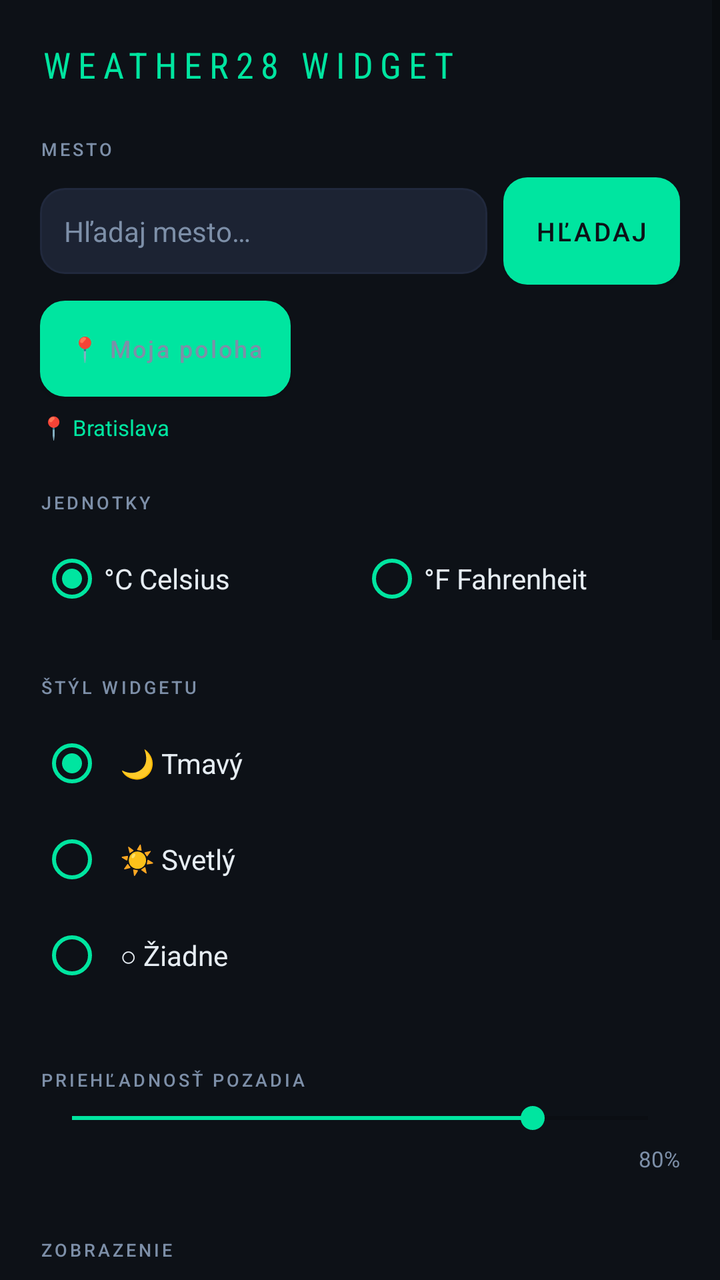
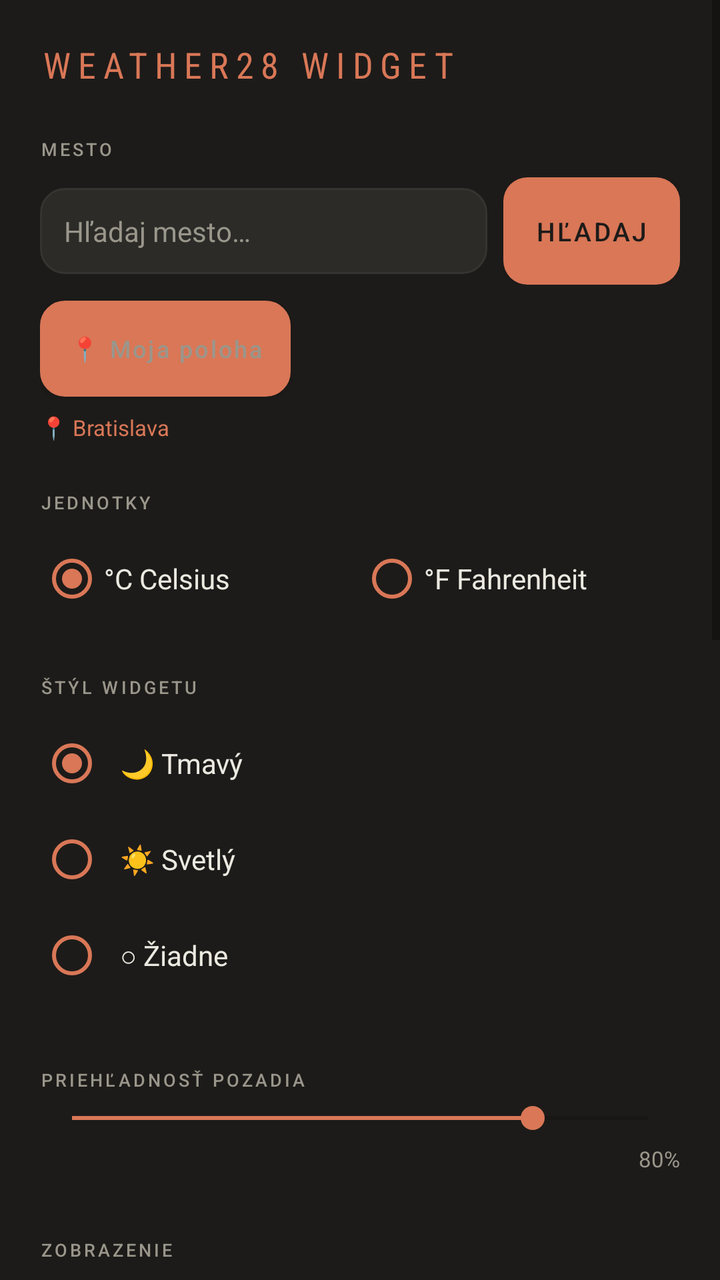

Before-and-after screenshots of an Android layout around one commit, followed by the original layout XML and the change that was made.
<!-- AndroidManifest.xml: activity theme Theme.Weather28.Config -->
<!-- res/layout/activity_widget_config.xml -->
<?xml version="1.0" encoding="utf-8"?>
<ScrollView xmlns:android="http://schemas.android.com/apk/res/android"
    android:layout_width="match_parent"
    android:layout_height="match_parent"
    android:background="#0d1117"
    android:fillViewport="true">

    <LinearLayout
        android:layout_width="match_parent"
        android:layout_height="wrap_content"
        android:orientation="vertical"
        android:padding="20dp">

        <TextView
            android:layout_width="match_parent"
            android:layout_height="wrap_content"
            android:text="WEATHER28 WIDGET"
            android:textColor="#00e5a0"
            android:textSize="18sp"
            android:fontFamily="sans-serif-condensed"
            android:textAllCaps="true"
            android:letterSpacing="0.2"
            android:layout_marginBottom="24dp"/>

        
        <TextView
            android:layout_width="match_parent"
            android:layout_height="wrap_content"
            android:text="@string/cfg_city"
            android:textColor="#7d8fa8"
            android:textSize="9sp"
            android:textAllCaps="true"
            android:letterSpacing="0.15"
            android:fontFamily="sans-serif-medium"
            android:layout_marginBottom="8dp"/>

        <LinearLayout
            android:layout_width="match_parent"
            android:layout_height="wrap_content"
            android:orientation="horizontal"
            android:gravity="center_vertical">

            <EditText
                android:id="@+id/et_city"
                android:layout_width="0dp"
                android:layout_height="wrap_content"
                android:layout_weight="1"
                android:hint="@string/cfg_search_hint"
                android:textColor="#e6edf3"
                android:textColorHint="#7d8fa8"
                android:background="@drawable/config_input_bg"
                android:padding="12dp"
                android:textSize="14sp"
                android:inputType="text"
                android:imeOptions="actionSearch"
                android:singleLine="true"
                android:layout_marginEnd="8dp"/>

            <Button
                android:id="@+id/btn_search"
                android:layout_width="wrap_content"
                android:layout_height="wrap_content"
                android:text="@string/cfg_search"
                android:background="@drawable/config_btn_bg"
                android:textColor="#0d1117"
                android:fontFamily="sans-serif-medium"
                android:textSize="13sp"
                android:paddingStart="16dp"
                android:paddingEnd="16dp"
                android:paddingTop="12dp"
                android:paddingBottom="12dp"/>
        </LinearLayout>

        <ProgressBar
            android:id="@+id/progress_search"
            android:layout_width="wrap_content"
            android:layout_height="wrap_content"
            android:layout_gravity="center_horizontal"
            android:layout_marginTop="8dp"
            android:visibility="gone"
            android:indeterminateTint="#00e5a0"/>

        
        <Button
            android:id="@+id/btn_gps"
            android:layout_width="wrap_content"
            android:layout_height="wrap_content"
            android:text="@string/cfg_my_location"
            android:background="@drawable/config_input_bg"
            android:textColor="#7d8fa8"
            android:fontFamily="sans-serif-medium"
            android:textSize="12sp"
            android:paddingStart="14dp"
            android:paddingEnd="14dp"
            android:paddingTop="9dp"
            android:paddingBottom="9dp"
            android:layout_marginTop="8dp"
            android:textAllCaps="false"/>

        <TextView
            android:id="@+id/tv_search_result"
            android:layout_width="match_parent"
            android:layout_height="wrap_content"
            android:text="📍 Bratislava"
            android:textColor="#00e5a0"
            android:textSize="11sp"
            android:layout_marginTop="8dp"
            android:layout_marginBottom="24dp"/>

        
        <TextView
            android:layout_width="match_parent"
            android:layout_height="wrap_content"
            android:text="@string/cfg_units"
            android:textColor="#7d8fa8"
            android:textSize="9sp"
            android:textAllCaps="true"
            android:letterSpacing="0.15"
            android:fontFamily="sans-serif-medium"
            android:layout_marginBottom="8dp"/>

        <RadioGroup
            android:id="@+id/rg_unit"
            android:layout_width="match_parent"
            android:layout_height="wrap_content"
            android:orientation="horizontal"
            android:layout_marginBottom="24dp">

            <RadioButton
                android:id="@+id/rb_celsius"
                android:layout_width="0dp"
                android:layout_height="wrap_content"
                android:layout_weight="1"
                android:text="°C Celsius"
                android:textColor="#e6edf3"
                android:buttonTint="#00e5a0"
                android:checked="true"/>

            <RadioButton
                android:id="@+id/rb_fahrenheit"
                android:layout_width="0dp"
                android:layout_height="wrap_content"
                android:layout_weight="1"
                android:text="°F Fahrenheit"
                android:textColor="#e6edf3"
                android:buttonTint="#00e5a0"/>
        </RadioGroup>

        
        <TextView
            android:layout_width="match_parent"
            android:layout_height="wrap_content"
            android:text="@string/cfg_style"
            android:textColor="#7d8fa8"
            android:textSize="9sp"
            android:textAllCaps="true"
            android:letterSpacing="0.15"
            android:fontFamily="sans-serif-medium"
            android:layout_marginBottom="8dp"/>

        <RadioGroup
            android:id="@+id/rg_style"
            android:layout_width="match_parent"
            android:layout_height="wrap_content"
            android:orientation="vertical"
            android:layout_marginBottom="32dp">

            <RadioButton
                android:id="@+id/rb_dark"
                android:layout_width="match_parent"
                android:layout_height="wrap_content"
                android:text="@string/cfg_style_dark"
                android:textColor="#e6edf3"
                android:textSize="14sp"
                android:buttonTint="#00e5a0"
                android:padding="8dp"
                android:checked="true"/>

            <RadioButton
                android:id="@+id/rb_light"
                android:layout_width="match_parent"
                android:layout_height="wrap_content"
                android:text="@string/cfg_style_light"
                android:textColor="#e6edf3"
                android:textSize="14sp"
                android:buttonTint="#00e5a0"
                android:padding="8dp"/>

            <RadioButton
                android:id="@+id/rb_transparent"
                android:layout_width="match_parent"
                android:layout_height="wrap_content"
                android:text="@string/cfg_style_none"
                android:textColor="#e6edf3"
                android:textSize="14sp"
                android:buttonTint="#00e5a0"
                android:padding="8dp"/>
        </RadioGroup>

        
        <TextView
            android:id="@+id/tv_opacity_label"
            android:layout_width="match_parent"
            android:layout_height="wrap_content"
            android:text="@string/cfg_opacity"
            android:textColor="#7d8fa8"
            android:textSize="9sp"
            android:textAllCaps="true"
            android:letterSpacing="0.15"
            android:fontFamily="sans-serif-medium"
            android:layout_marginBottom="4dp"/>

        <SeekBar
            android:id="@+id/sb_opacity"
            android:layout_width="match_parent"
            android:layout_height="wrap_content"
            android:max="5"
            android:progress="4"
            android:progressTint="#00e5a0"
            android:thumbTint="#00e5a0"
            android:layout_marginBottom="4dp"/>

        <TextView
            android:id="@+id/tv_opacity_val"
            android:layout_width="match_parent"
            android:layout_height="wrap_content"
            android:text="80%"
            android:textColor="#7d8fa8"
            android:textSize="11sp"
            android:gravity="end"
            android:layout_marginBottom="24dp"/>

        
        <TextView
            android:id="@+id/tv_glass_label"
            android:layout_width="match_parent"
            android:layout_height="wrap_content"
            android:text="@string/cfg_glass"
            android:textColor="#7d8fa8"
            android:textSize="9sp"
            android:textAllCaps="true"
            android:letterSpacing="0.15"
            android:fontFamily="sans-serif-medium"
            android:layout_marginBottom="4dp"
            android:visibility="gone"/>

        <SeekBar
            android:id="@+id/sb_glass"
            android:layout_width="match_parent"
            android:layout_height="wrap_content"
            android:max="5"
            android:progress="1"
            android:progressTint="#00e5a0"
            android:thumbTint="#00e5a0"
            android:layout_marginBottom="4dp"
            android:visibility="gone"/>

        <TextView
            android:id="@+id/tv_glass_val"
            android:layout_width="match_parent"
            android:layout_height="wrap_content"
            android:text="20%"
            android:textColor="#7d8fa8"
            android:textSize="11sp"
            android:gravity="end"
            android:layout_marginBottom="24dp"
            android:visibility="gone"/>




        
        <TextView
            android:layout_width="match_parent"
            android:layout_height="wrap_content"
            android:text="@string/cfg_display"
            android:textColor="#7d8fa8"
            android:textSize="9sp"
            android:textAllCaps="true"
            android:letterSpacing="0.15"
            android:fontFamily="sans-serif-medium"
            android:layout_marginBottom="8dp"
            android:layout_marginTop="8dp"/>

        <RadioGroup
            android:id="@+id/rg_mode"
            android:layout_width="match_parent"
            android:layout_height="wrap_content"
            android:orientation="horizontal"
            android:layout_marginBottom="24dp">

            <RadioButton
                android:id="@+id/rb_mode_duo"
                android:layout_width="0dp"
                android:layout_height="wrap_content"
                android:layout_weight="1"
                android:text="@string/cfg_mode_duo"
                android:textColor="#e6edf3"
                android:buttonTint="#00e5a0"
                android:checked="true"/>

            <RadioButton
                android:id="@+id/rb_mode_single"
                android:layout_width="0dp"
                android:layout_height="wrap_content"
                android:layout_weight="1"
                android:text="@string/cfg_mode_single"
                android:textColor="#e6edf3"
                android:buttonTint="#00e5a0"/>
        </RadioGroup>

        
        <CheckBox
            android:id="@+id/cb_show_text"
            android:layout_width="match_parent"
            android:layout_height="wrap_content"
            android:text="@string/cfg_show_text"
            android:textColor="#e6edf3"
            android:textSize="14sp"
            android:buttonTint="#00e5a0"
            android:checked="true"
            android:layout_marginBottom="12dp"/>

        <TextView
            android:id="@+id/tv_font_label"
            android:layout_width="match_parent"
            android:layout_height="wrap_content"
            android:text="@string/cfg_text_font"
            android:textColor="#7d8fa8"
            android:textSize="9sp"
            android:textAllCaps="true"
            android:letterSpacing="0.15"
            android:fontFamily="sans-serif-medium"
            android:layout_marginBottom="8dp"/>

        <RadioGroup
            android:id="@+id/rg_font"
            android:layout_width="match_parent"
            android:layout_height="wrap_content"
            android:orientation="vertical"
            android:layout_marginBottom="24dp">

            <RadioButton
                android:id="@+id/rb_font_default"
                android:layout_width="match_parent"
                android:layout_height="wrap_content"
                android:text="@string/cfg_font_default"
                android:textColor="#e6edf3"
                android:buttonTint="#00e5a0"
                android:checked="true"/>

            <RadioButton
                android:id="@+id/rb_font_inter"
                android:layout_width="match_parent"
                android:layout_height="wrap_content"
                android:text="Inter"
                android:textColor="#e6edf3"
                android:buttonTint="#00e5a0"/>

            <RadioButton
                android:id="@+id/rb_font_bebas"
                android:layout_width="match_parent"
                android:layout_height="wrap_content"
                android:text="Bebas Neue"
                android:textColor="#e6edf3"
                android:buttonTint="#00e5a0"/>

            <RadioButton
                android:id="@+id/rb_font_condensed"
                android:layout_width="match_parent"
                android:layout_height="wrap_content"
                android:text="Condensed"
                android:textColor="#e6edf3"
                android:buttonTint="#00e5a0"/>

            <RadioButton
                android:id="@+id/rb_font_serif"
                android:layout_width="match_parent"
                android:layout_height="wrap_content"
                android:text="Serif"
                android:textColor="#e6edf3"
                android:buttonTint="#00e5a0"/>

            <RadioButton
                android:id="@+id/rb_font_mono"
                android:layout_width="match_parent"
                android:layout_height="wrap_content"
                android:text="Mono"
                android:textColor="#e6edf3"
                android:buttonTint="#00e5a0"/>
        </RadioGroup>

        
        <TextView
            android:layout_width="match_parent"
            android:layout_height="wrap_content"
            android:text="@string/cfg_interval"
            android:textColor="#7d8fa8"
            android:textSize="9sp"
            android:textAllCaps="true"
            android:letterSpacing="0.15"
            android:fontFamily="sans-serif-medium"
            android:layout_marginBottom="8dp"
            android:layout_marginTop="8dp"/>

        <RadioGroup
            android:id="@+id/rg_interval"
            android:layout_width="match_parent"
            android:layout_height="wrap_content"
            android:orientation="horizontal"
            android:layout_marginBottom="24dp">

            <RadioButton
                android:id="@+id/rb_15min"
                android:layout_width="0dp"
                android:layout_height="wrap_content"
                android:layout_weight="1"
                android:text="15 min"
                android:textColor="#e6edf3"
                android:buttonTint="#00e5a0"/>

            <RadioButton
                android:id="@+id/rb_30min"
                android:layout_width="0dp"
                android:layout_height="wrap_content"
                android:layout_weight="1"
                android:text="30 min"
                android:textColor="#e6edf3"
                android:buttonTint="#00e5a0"
                android:checked="true"/>

            <RadioButton
                android:id="@+id/rb_60min"
                android:layout_width="0dp"
                android:layout_height="wrap_content"
                android:layout_weight="1"
                android:text="60 min"
                android:textColor="#e6edf3"
                android:buttonTint="#00e5a0"/>
        </RadioGroup>

        
        <Button
            android:id="@+id/btn_save"
            android:layout_width="match_parent"
            android:layout_height="56dp"
            android:text="@string/cfg_add"
            android:background="@drawable/config_btn_bg"
            android:textColor="#0d1117"
            android:fontFamily="sans-serif-medium"
            android:textSize="15sp"
            android:textAllCaps="false"/>

    </LinearLayout>
</ScrollView>
<!-- resources referenced by this layout -->
<resources>
  <!-- drawable config_btn_bg (drawable) -->
  <?xml version="1.0" encoding="utf-8"?>
  <shape xmlns:android="http://schemas.android.com/apk/res/android" android:shape="rectangle">
      <gradient android:startColor="#00e5a0" android:endColor="#4d9fff" android:angle="135"/>
      <corners android:radius="12dp"/>
  </shape>
  <!-- drawable config_input_bg (drawable) -->
  <?xml version="1.0" encoding="utf-8"?>
  <shape xmlns:android="http://schemas.android.com/apk/res/android" android:shape="rectangle">
      <solid android:color="#1c2333"/>
      <corners android:radius="12dp"/>
      <stroke android:width="1dp" android:color="#21293d"/>
  </shape>
  <string name="cfg_add">Pridať widget</string>
  <string name="cfg_city">MESTO</string>
  <string name="cfg_display">ZOBRAZENIE</string>
  <string name="cfg_font_default">Pôvodné (Bebas + Inter)</string>
  <string name="cfg_glass">INTENZITA LIQUID GLASS</string>
  <string name="cfg_interval">INTERVAL OBNOVY</string>
  <string name="cfg_mode_duo">Dnes + Zajtra</string>
  <string name="cfg_mode_single">Len Dnes</string>
  <string name="cfg_my_location">📍 Moja poloha</string>
  <string name="cfg_opacity">PRIEHĽADNOSŤ POZADIA</string>
  <string name="cfg_search">Hľadaj</string>
  <string name="cfg_search_hint">Hľadaj mesto…</string>
  <string name="cfg_show_text">Textová predpoveď (dážď)</string>
  <string name="cfg_style">ŠTÝL WIDGETU</string>
  <string name="cfg_style_dark">🌙  Tmavý</string>
  <string name="cfg_style_light">☀️  Svetlý</string>
  <string name="cfg_style_none">○  Žiadne</string>
  <string name="cfg_text_font">PÍSMO WIDGETU</string>
  <string name="cfg_units">JEDNOTKY</string>
  <style name="Theme.Weather28.Config" parent="Theme.MaterialComponents.DayNight.NoActionBar">
          <item name="colorPrimary">#00e5a0</item>
          <item name="android:windowBackground">#0d1117</item>
          <item name="android:statusBarColor">#0d1117</item>
          <item name="android:navigationBarColor">#0d1117</item>
      </style>
</resources>

<!-- the commit's change to res/layout/activity_widget_config.xml (unified diff, before → after) -->
@@ -2,7 +2,7 @@
 <ScrollView xmlns:android="http://schemas.android.com/apk/res/android"
     android:layout_width="match_parent"
     android:layout_height="match_parent"
-    android:background="#0d1117"
+    android:background="#1d1b19"
     android:fillViewport="true">
 
     <LinearLayout
@@ -15,7 +15,7 @@
             android:layout_width="match_parent"
             android:layout_height="wrap_content"
             android:text="WEATHER28 WIDGET"
-            android:textColor="#00e5a0"
+            android:textColor="#d97757"
             android:textSize="18sp"
             android:fontFamily="sans-serif-condensed"
             android:textAllCaps="true"
@@ -27,7 +27,7 @@
             android:layout_width="match_parent"
             android:layout_height="wrap_content"
             android:text="@string/cfg_city"
-            android:textColor="#7d8fa8"
+            android:textColor="#9a968b"
             android:textSize="9sp"
             android:textAllCaps="true"
             android:letterSpacing="0.15"
@@ -46,8 +46,8 @@
                 android:layout_height="wrap_content"
                 android:layout_weight="1"
                 android:hint="@string/cfg_search_hint"
-                android:textColor="#e6edf3"
-                android:textColorHint="#7d8fa8"
+                android:textColor="#ece9e1"
+                android:textColorHint="#9a968b"
                 android:background="@drawable/config_input_bg"
                 android:padding="12dp"
                 android:textSize="14sp"
@@ -62,7 +62,7 @@
                 android:layout_height="wrap_content"
                 android:text="@string/cfg_search"
                 android:background="@drawable/config_btn_bg"
-                android:textColor="#0d1117"
+                android:textColor="#1d1b19"
                 android:fontFamily="sans-serif-medium"
                 android:textSize="13sp"
                 android:paddingStart="16dp"
@@ -78,7 +78,7 @@
             android:layout_gravity="center_horizontal"
             android:layout_marginTop="8dp"
             android:visibility="gone"
-            android:indeterminateTint="#00e5a0"/>
+            android:indeterminateTint="#d97757"/>
 
         
         <Button
@@ -87,7 +87,7 @@
             android:layout_height="wrap_content"
             android:text="@string/cfg_my_location"
             android:background="@drawable/config_input_bg"
-            android:textColor="#7d8fa8"
+            android:textColor="#9a968b"
             android:fontFamily="sans-serif-medium"
             android:textSize="12sp"
             android:paddingStart="14dp"
@@ -102,7 +102,7 @@
             android:layout_width="match_parent"
             android:layout_height="wrap_content"
             android:text="📍 Bratislava"
-            android:textColor="#00e5a0"
+            android:textColor="#d97757"
             android:textSize="11sp"
             android:layout_marginTop="8dp"
             android:layout_marginBottom="24dp"/>
@@ -112,7 +112,7 @@
             android:layout_width="match_parent"
             android:layout_height="wrap_content"
             android:text="@string/cfg_units"
-            android:textColor="#7d8fa8"
+            android:textColor="#9a968b"
             android:textSize="9sp"
             android:textAllCaps="true"
             android:letterSpacing="0.15"
@@ -132,8 +132,8 @@
                 android:layout_height="wrap_content"
                 android:layout_weight="1"
                 android:text="°C Celsius"
-                android:textColor="#e6edf3"
-                android:buttonTint="#00e5a0"
+                android:textColor="#ece9e1"
+                android:buttonTint="#d97757"
                 android:checked="true"/>
 
             <RadioButton
@@ -142,8 +142,8 @@
                 android:layout_height="wrap_content"
                 android:layout_weight="1"
                 android:text="°F Fahrenheit"
-                android:textColor="#e6edf3"
-                android:buttonTint="#00e5a0"/>
+                android:textColor="#ece9e1"
+                android:buttonTint="#d97757"/>
         </RadioGroup>
 
         
@@ -151,7 +151,7 @@
             android:layout_width="match_parent"
             android:layout_height="wrap_content"
             android:text="@string/cfg_style"
-            android:textColor="#7d8fa8"
+            android:textColor="#9a968b"
             android:textSize="9sp"
             android:textAllCaps="true"
             android:letterSpacing="0.15"
@@ -170,9 +170,9 @@
                 android:layout_width="match_parent"
                 android:layout_height="wrap_content"
                 android:text="@string/cfg_style_dark"
-                android:textColor="#e6edf3"
+                android:textColor="#ece9e1"
                 android:textSize="14sp"
-                android:buttonTint="#00e5a0"
+                android:buttonTint="#d97757"
                 android:padding="8dp"
                 android:checked="true"/>
 
@@ -181,9 +181,9 @@
                 android:layout_width="match_parent"
                 android:layout_height="wrap_content"
                 android:text="@string/cfg_style_light"
-                android:textColor="#e6edf3"
+                android:textColor="#ece9e1"
                 android:textSize="14sp"
-                android:buttonTint="#00e5a0"
+                android:buttonTint="#d97757"
                 android:padding="8dp"/>
 
             <RadioButton
@@ -191,9 +191,9 @@
                 android:layout_width="match_parent"
                 android:layout_height="wrap_content"
                 android:text="@string/cfg_style_none"
-                android:textColor="#e6edf3"
+                android:textColor="#ece9e1"
                 android:textSize="14sp"
-                android:buttonTint="#00e5a0"
+                android:buttonTint="#d97757"
                 android:padding="8dp"/>
         </RadioGroup>
 
@@ -203,7 +203,7 @@
             android:layout_width="match_parent"
             android:layout_height="wrap_content"
             android:text="@string/cfg_opacity"
-            android:textColor="#7d8fa8"
+            android:textColor="#9a968b"
             android:textSize="9sp"
             android:textAllCaps="true"
             android:letterSpacing="0.15"
@@ -216,8 +216,8 @@
             android:layout_height="wrap_content"
             android:max="5"
             android:progress="4"
-            android:progressTint="#00e5a0"
-            android:thumbTint="#00e5a0"
+            android:progressTint="#d97757"
+            android:thumbTint="#d97757"
             android:layout_marginBottom="4dp"/>
 
         <TextView
@@ -225,7 +225,7 @@
             android:layout_width="match_parent"
             android:layout_height="wrap_content"
             android:text="80%"
-            android:textColor="#7d8fa8"
+            android:textColor="#9a968b"
             android:textSize="11sp"
             android:gravity="end"
             android:layout_marginBottom="24dp"/>
@@ -236,7 +236,7 @@
             android:layout_width="match_parent"
             android:layout_height="wrap_content"
             android:text="@string/cfg_glass"
-            android:textColor="#7d8fa8"
+            android:textColor="#9a968b"
             android:textSize="9sp"
             android:textAllCaps="true"
             android:letterSpacing="0.15"
@@ -250,8 +250,8 @@
             android:layout_height="wrap_content"
             android:max="5"
             android:progress="1"
-            android:progressTint="#00e5a0"
-            android:thumbTint="#00e5a0"
+            android:progressTint="#d97757"
+            android:thumbTint="#d97757"
             android:layout_marginBottom="4dp"
             android:visibility="gone"/>
 
@@ -260,7 +260,7 @@
             android:layout_width="match_parent"
             android:layout_height="wrap_content"
             android:text="20%"
-            android:textColor="#7d8fa8"
+            android:textColor="#9a968b"
             android:textSize="11sp"
             android:gravity="end"
             android:layout_marginBottom="24dp"
@@ -274,7 +274,7 @@
             android:layout_width="match_parent"
             android:layout_height="wrap_content"
             android:text="@string/cfg_display"
-            android:textColor="#7d8fa8"
+            android:textColor="#9a968b"
             android:textSize="9sp"
             android:textAllCaps="true"
             android:letterSpacing="0.15"
@@ -295,8 +295,8 @@
                 android:layout_height="wrap_content"
                 android:layout_weight="1"
                 android:text="@string/cfg_mode_duo"
-                android:textColor="#e6edf3"
-                android:buttonTint="#00e5a0"
+                android:textColor="#ece9e1"
+                android:buttonTint="#d97757"
                 android:checked="true"/>
 
             <RadioButton
@@ -305,8 +305,8 @@
                 android:layout_height="wrap_content"
                 android:layout_weight="1"
                 android:text="@string/cfg_mode_single"
-                android:textColor="#e6edf3"
-                android:buttonTint="#00e5a0"/>
+                android:textColor="#ece9e1"
+                android:buttonTint="#d97757"/>
         </RadioGroup>
 
         
@@ -315,9 +315,9 @@
             android:layout_width="match_parent"
             android:layout_height="wrap_content"
             android:text="@string/cfg_show_text"
-            android:textColor="#e6edf3"
+            android:textColor="#ece9e1"
             android:textSize="14sp"
-            android:buttonTint="#00e5a0"
+            android:buttonTint="#d97757"
             android:checked="true"
             android:layout_marginBottom="12dp"/>
 
@@ -326,7 +326,7 @@
             android:layout_width="match_parent"
             android:layout_height="wrap_content"
             android:text="@string/cfg_text_font"
-            android:textColor="#7d8fa8"
+            android:textColor="#9a968b"
             android:textSize="9sp"
             android:textAllCaps="true"
             android:letterSpacing="0.15"
@@ -345,8 +345,8 @@
                 android:layout_width="match_parent"
                 android:layout_height="wrap_content"
                 android:text="@string/cfg_font_default"
-                android:textColor="#e6edf3"
-                android:buttonTint="#00e5a0"
+                android:textColor="#ece9e1"
+                android:buttonTint="#d97757"
                 android:checked="true"/>
 
             <RadioButton
@@ -354,40 +354,40 @@
                 android:layout_width="match_parent"
                 android:layout_height="wrap_content"
                 android:text="Inter"
-                android:textColor="#e6edf3"
-                android:buttonTint="#00e5a0"/>
+                android:textColor="#ece9e1"
+                android:buttonTint="#d97757"/>
 
             <RadioButton
                 android:id="@+id/rb_font_bebas"
                 android:layout_width="match_parent"
                 android:layout_height="wrap_content"
                 android:text="Bebas Neue"
-                android:textColor="#e6edf3"
-                android:buttonTint="#00e5a0"/>
+                android:textColor="#ece9e1"
+                android:buttonTint="#d97757"/>
 
             <RadioButton
                 android:id="@+id/rb_font_condensed"
                 android:layout_width="match_parent"
                 android:layout_height="wrap_content"
                 android:text="Condensed"
-                android:textColor="#e6edf3"
-                android:buttonTint="#00e5a0"/>
+                android:textColor="#ece9e1"
+                android:buttonTint="#d97757"/>
 
             <RadioButton
                 android:id="@+id/rb_font_serif"
                 android:layout_width="match_parent"
                 android:layout_height="wrap_content"
                 android:text="Serif"
-                android:textColor="#e6edf3"
-                android:buttonTint="#00e5a0"/>
+                android:textColor="#ece9e1"
+                android:buttonTint="#d97757"/>
 
             <RadioButton
                 android:id="@+id/rb_font_mono"
                 android:layout_width="match_parent"
                 android:layout_height="wrap_content"
                 android:text="Mono"
-                android:textColor="#e6edf3"
-                android:buttonTint="#00e5a0"/>
+                android:textColor="#ece9e1"
+                android:buttonTint="#d97757"/>
         </RadioGroup>
 
         
@@ -395,7 +395,7 @@
             android:layout_width="match_parent"
             android:layout_height="wrap_content"
             android:text="@string/cfg_interval"
-            android:textColor="#7d8fa8"
+            android:textColor="#9a968b"
             android:textSize="9sp"
             android:textAllCaps="true"
             android:letterSpacing="0.15"
@@ -416,8 +416,8 @@
                 android:layout_height="wrap_content"
                 android:layout_weight="1"
                 android:text="15 min"
-                android:textColor="#e6edf3"
-                android:buttonTint="#00e5a0"/>
+                android:textColor="#ece9e1"
+                android:buttonTint="#d97757"/>
 
             <RadioButton
                 android:id="@+id/rb_30min"
@@ -425,8 +425,8 @@
                 android:layout_height="wrap_content"
                 android:layout_weight="1"
                 android:text="30 min"
-                android:textColor="#e6edf3"
-                android:buttonTint="#00e5a0"
+                android:textColor="#ece9e1"
+                android:buttonTint="#d97757"
                 android:checked="true"/>
 
             <RadioButton
@@ -435,8 +435,8 @@
                 android:layout_height="wrap_content"
                 android:layout_weight="1"
                 android:text="60 min"
-                android:textColor="#e6edf3"
-                android:buttonTint="#00e5a0"/>
+                android:textColor="#ece9e1"
+                android:buttonTint="#d97757"/>
         </RadioGroup>
 
         
@@ -446,7 +446,7 @@
             android:layout_height="56dp"
             android:text="@string/cfg_add"
             android:background="@drawable/config_btn_bg"
-            android:textColor="#0d1117"
+            android:textColor="#1d1b19"
             android:fontFamily="sans-serif-medium"
             android:textSize="15sp"
             android:textAllCaps="false"/>
<!-- resource entries referenced after the edit -->
@@ -3,15 +3,15 @@
   <!-- drawable config_btn_bg (drawable) -->
   <?xml version="1.0" encoding="utf-8"?>
   <shape xmlns:android="http://schemas.android.com/apk/res/android" android:shape="rectangle">
-      <gradient android:startColor="#00e5a0" android:endColor="#4d9fff" android:angle="135"/>
+      <gradient android:startColor="#d97757" android:endColor="#c9a27a" android:angle="135"/>
       <corners android:radius="12dp"/>
   </shape>
   <!-- drawable config_input_bg (drawable) -->
   <?xml version="1.0" encoding="utf-8"?>
   <shape xmlns:android="http://schemas.android.com/apk/res/android" android:shape="rectangle">
-      <solid android:color="#1c2333"/>
+      <solid android:color="#2c2b28"/>
       <corners android:radius="12dp"/>
-      <stroke android:width="1dp" android:color="#21293d"/>
+      <stroke android:width="1dp" android:color="#363431"/>
   </shape>
   <string name="cfg_add">Pridať widget</string>
   <string name="cfg_city">MESTO</string>
@@ -33,10 +33,10 @@
   <string name="cfg_text_font">PÍSMO WIDGETU</string>
   <string name="cfg_units">JEDNOTKY</string>
   <style name="Theme.Weather28.Config" parent="Theme.MaterialComponents.DayNight.NoActionBar">
-          <item name="colorPrimary">#00e5a0</item>
-          <item name="android:windowBackground">#0d1117</item>
-          <item name="android:statusBarColor">#0d1117</item>
-          <item name="android:navigationBarColor">#0d1117</item>
+          <item name="colorPrimary">#d97757</item>
+          <item name="android:windowBackground">#1d1b19</item>
+          <item name="android:statusBarColor">#1d1b19</item>
+          <item name="android:navigationBarColor">#1d1b19</item>
       </style>
 </resources>
 
